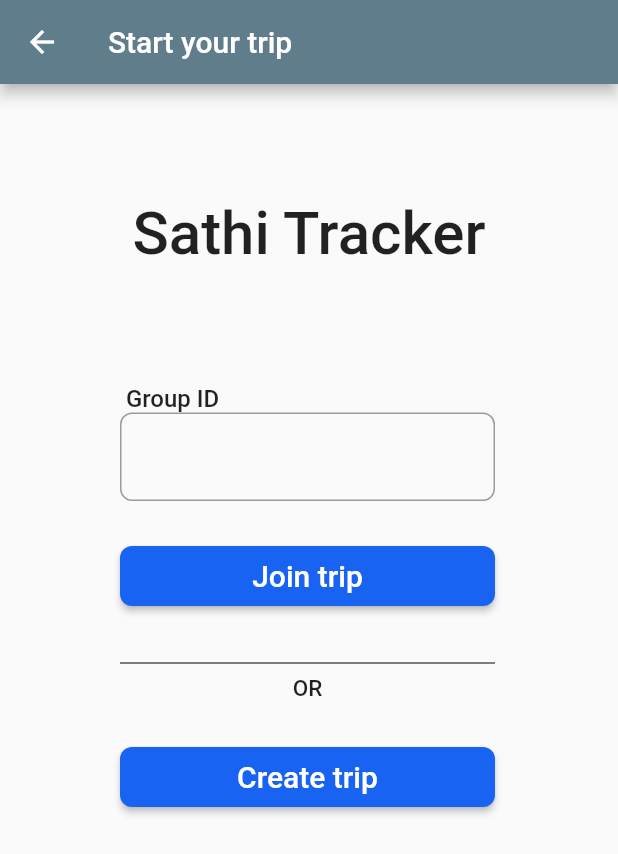
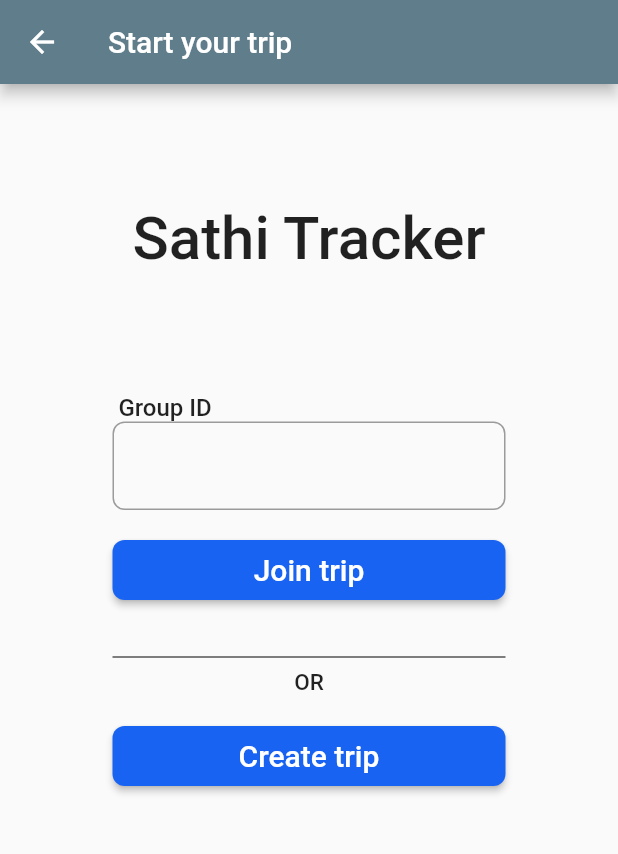
Before and after one commit to YashTayal04/sathi-tracker, a Flutter app: the screen it shows after launch, after a tap on "Start", on a phone screen of 412 x 824 dp. Shown: the top 854 px of the screen. Run offline on Flutter 3.47's test engine with Material 2 defaults, Android fonts, the phone set to English and light mode, and no system bars.

Commit message:
responsive

```diff
--- /dev/null
+++ b/lib/firstscreen.dart
@@ -0,0 +1,106 @@
+import 'package:flutter/cupertino.dart';
+import 'package:flutter/material.dart';
+import "secondscreen.dart";
+
+class MainScreen extends StatelessWidget {
+  @override
+  Widget build(BuildContext context) {
+    return Scaffold(
+        // title: 'Welcome to Flutter',
+        // home: Scaffold(
+
+        appBar: AppBar(
+          title: Text("Add your details "),
+        ),
+        body: Column(
+          crossAxisAlignment: CrossAxisAlignment.stretch,
+          children: <Widget>[
+            Container(
+                height: 0.25 * MediaQuery.of(context).size.height,
+                child: Center(
+                    child: Text(
+                  "Sathi Tracker",
+                  style: TextStyle(fontSize: 40, fontWeight: FontWeight.w500),
+                ))),
+
+            Container(
+              height: 0.40 * MediaQuery.of(context).size.height,
+              width: MediaQuery.of(context).size.width,
+              child: Padding(
+                padding: EdgeInsets.fromLTRB(75.0, 0.0, 75.0, 0.0),
+                child: Column(
+                  crossAxisAlignment: CrossAxisAlignment.stretch,
+                  children: <Widget>[
+                    Container(
+                      child: Text(
+                        " Name",
+                        style: TextStyle(
+                            fontSize: 16, fontWeight: FontWeight.w500),
+                      ),
+                    ),
+                    Container(
+                      padding: EdgeInsets.fromLTRB(0, 0, 0, 20),
+                      child: TextField(
+                        decoration: InputDecoration(
+                          border: OutlineInputBorder(
+                            borderRadius: const BorderRadius.all(
+                              const Radius.circular(8),
+                            ),
+                          ),
+                        ),
+                      ),
+                    ),
+                    Container(
+                      child: Text(
+                        " Phone",
+                        style: TextStyle(
+                            fontSize: 16, fontWeight: FontWeight.w500),
+                      ),
+                    ),
+                    Container(
+                      padding: EdgeInsets.fromLTRB(0, 0, 0, 30),
+                      child: TextField(
+                        decoration: InputDecoration(
+                          border: OutlineInputBorder(
+                            borderRadius: const BorderRadius.all(
+                              const Radius.circular(8),
+                            ),
+                          ),
+                        ),
+                      ),
+                    ),
+                    SizedBox(
+                      height: 40,
+                      width: 40,
+                      child: RaisedButton(
+                        color: Color(0xFF1963F2),
+                        child: Text(
+                          "Start",
+                          style: TextStyle(fontSize: 20, color: Colors.white),
+                        ),
+                        onPressed: () {
+                          Navigator.push(
+                              context,
+                              MaterialPageRoute(
+                                  builder: (context) => SecondScreen()));
+                        },
+                        shape: new RoundedRectangleBorder(
+                          borderRadius: new BorderRadius.circular(8.0),
+                        ),
+                      ),
+                    ),
+                  ],
+                ),
+              ),
+            ),
+
+            // Container(
+            //     color: Colors.red,
+            //     child:Text(
+            //         "Hello"
+            //     )
+            // )
+          ],
+        ));
+  }
+}
--- a/lib/main.dart
+++ b/lib/main.dart
@@ -1,6 +1,6 @@
+import 'package:flutter/cupertino.dart';
 import 'package:flutter/material.dart';
-import 'mainscreen.dart';
-
+import "firstscreen.dart";
 void main() => runApp(MyApp());
 
 class MyApp extends StatelessWidget {
--- a/lib/mainscreen.dart
+++ /dev/null
@@ -1,104 +0,0 @@
-import 'package:flutter/material.dart';
-import 'secondscreen.dart';
-
-class MainScreen extends StatelessWidget {
-  @override
-  Widget build(BuildContext context) {
-    return Scaffold(
-        appBar: AppBar(
-          title:Text("Add your details "),
-        ),
-        body: Column(
-          crossAxisAlignment: CrossAxisAlignment.stretch,
-          children: <Widget>[
-            Container(
-              height:200,
-              child:Center(
-                  child:Text(
-                    "Sathi Tracker",
-                    style: TextStyle(fontSize: 40, fontWeight: FontWeight.w500 ),
-                  )
-              )
-            ),
-            Container(
-                height:300,
-                child :Row(children: <Widget>[
-                    Container(
-                        width:80
-                    ),
-                    Container(
-                        width:250,
-                        child: Column(
-                          crossAxisAlignment: CrossAxisAlignment.stretch,
-                          children: <Widget>[
-                            Container(
-                              child: Text(
-                                " Name",
-                                style: TextStyle(fontSize: 16, fontWeight: FontWeight.w500 ),
-                              ),
-                            ),
-                            Container(
-                            child: TextField(
-                              decoration: InputDecoration(
-                                  border: OutlineInputBorder(
-                                    borderRadius: const BorderRadius.all(
-                                      const Radius.circular(8),
-                                    ),
-                                  ),
-                              ),
-                            ),
-
-                            ),
-
-                            SizedBox(height: 30,),
-
-                            Container(
-                              child: Text(
-                                " Phone",
-                                style: TextStyle(fontSize: 16, fontWeight: FontWeight.w500 ),
-                              ),
-                            ),
-                            Container(
-                            child: TextField(
-                              decoration: InputDecoration(
-                                  border: OutlineInputBorder(
-                                    borderRadius: const BorderRadius.all(
-                                      const Radius.circular(8),
-                                    ),
-                                  ),
-                              ),
-                            ),
-
-                            ),
-                            SizedBox(height: 40,),
-                            SizedBox(
-                              height: 40,
-                              width: 40,
-                              child: RaisedButton(
-                              color: Color(0xFF1963F2),
-                              child: Text("Start", style: TextStyle(fontSize:20, color: Colors.white),),
-                              onPressed: () {
-                                Navigator.push(context,
-                                MaterialPageRoute(builder: (context) =>SecondScreen())
-                                );
-                              },
-                              shape: new RoundedRectangleBorder(
-                                    borderRadius: new BorderRadius.circular(8.0),
-                                  ),
-                                ),
-                              ),
-
-
-                          ],
-                        ),
-                ),
-                    Container(
-                        width:80
-                    ),
-                ],)
-            ),
-          ],
-        )
-    );
-  }
-}
--- a/lib/secondscreen.dart
+++ b/lib/secondscreen.dart
@@ -1,3 +1,4 @@
+import 'package:flutter/cupertino.dart';
 import 'package:flutter/material.dart';
 
 class SecondScreen extends StatelessWidget {
@@ -11,36 +12,29 @@ class SecondScreen extends StatelessWidget {
           crossAxisAlignment: CrossAxisAlignment.stretch,
           children: <Widget>[
             Container(
-              height:200,
-              child:Center(
-                  child:Text(
+                height: 0.25 * MediaQuery.of(context).size.height,
+                child: Center(
+                    child: Text(
                   "Sathi Tracker",
-                    style: TextStyle(fontSize: 40, fontWeight: FontWeight.w500 ),
-                  )
-              )
-            ),
+                  style: TextStyle(fontSize: 40, fontWeight: FontWeight.w500),
+                ))),
             Container(
-                height:300,
-                child :Row(children: <Widget>[
-                    Container(
-                        width:80
-                    ),
-                    Container(
-                        width:250,
-                        // color: Colors.green,
+              height: 0.60 * MediaQuery.of(context).size.height,
+              width: 0.60 * MediaQuery.of(context).size.width,
+              padding: EdgeInsets.fromLTRB(75, 0, 75, 0),
               child: Column(
                 crossAxisAlignment: CrossAxisAlignment.stretch,
                 children: <Widget>[
                   Container(
                     child: Text(
                       " Group ID",
-                                style: TextStyle(fontSize: 16, fontWeight: FontWeight.w500 ),
+                      style:
+                          TextStyle(fontSize: 16, fontWeight: FontWeight.w500),
                     ),
                   ),
-
                   Container(
+                    padding: EdgeInsets.fromLTRB(0, 0, 0, 20),
                     child: TextField(
-
                       decoration: InputDecoration(
                         border: OutlineInputBorder(
                           borderRadius: const BorderRadius.all(
@@ -48,71 +42,72 @@ class SecondScreen extends StatelessWidget {
                           ),
                         ),
                       ),
-
                     ),
-
                   ),
-                            SizedBox(height: 30,),
-
                   SizedBox(
                     height: 40,
                     width: 40,
                     child: RaisedButton(
                       color: Color(0xFF1963F2),
-                              child: Text("Join trip", style: TextStyle(fontSize:20, color: Colors.white),),
+                      child: Text(
+                        "Join trip",
+                        style: TextStyle(fontSize: 20, color: Colors.white),
+                      ),
                       onPressed: () {
-                                Navigator.push(context,
-                                MaterialPageRoute(builder: (context) =>SecondScreen())
-                                );
+                        Navigator.push(
+                            context,
+                            MaterialPageRoute(
+                                builder: (context) => SecondScreen()));
                       },
                       shape: new RoundedRectangleBorder(
                         borderRadius: new BorderRadius.circular(8.0),
                       ),
                     ),
                   ),
-
-                            SizedBox(height: 30,),
-                            Divider(
-                            color: Colors.black
+                  SizedBox(
+                    height: 30,
                   ),
-
+                  Divider(color: Colors.black),
                   Container(
+                    padding: EdgeInsets.fromLTRB(0, 0, 0, 20),
                     child: Text(
                       "OR",
-
-                                style: TextStyle(fontSize: 15, fontWeight: FontWeight.w500 ), textAlign: TextAlign.center,
+                      style:
+                          TextStyle(fontSize: 15, fontWeight: FontWeight.w500),
+                      textAlign: TextAlign.center,
                     ),
-
                   ),
-                            SizedBox(height: 30,),
                   SizedBox(
                     height: 40,
                     width: 40,
                     child: RaisedButton(
                       color: Color(0xFF1963F2),
-                              child: Text("Create trip", style: TextStyle(fontSize:20, color: Colors.white),),
+                      child: Text(
+                        "Create trip",
+                        style: TextStyle(fontSize: 20, color: Colors.white),
+                      ),
                       onPressed: () {
-                                Navigator.push(context,
-                                MaterialPageRoute(builder: (context) =>SecondScreen())
-                                );
+                        Navigator.push(
+                            context,
+                            MaterialPageRoute(
+                                builder: (context) => SecondScreen()));
                       },
                       shape: new RoundedRectangleBorder(
                         borderRadius: new BorderRadius.circular(8.0),
                       ),
                     ),
                   ),
-
-
                 ],
               ),
-                ),
-                    Container(
-                        width:80
-                    ),
-                ],)
-            ),
+            )
+            // ),
+            // Container(
+            //     color: Colors.red,
+            //     child:Text(
+            //         "Hello"
+            //     )
+            // )
           ],
-        )
-    );
+        ));
   }
 }
```
Also changed, not shown: 1 other file. Lines whose indentation alone changed are shown as unchanged.
